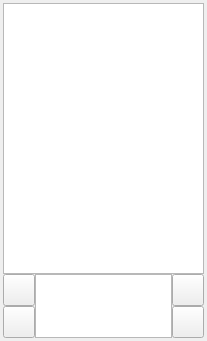
mdb42/omniverse, file gui/components/chat_interface_widget.ui: the form before one commit.
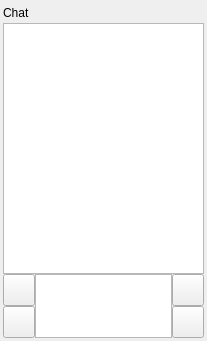
The form after the commit.

Diff of the .ui file:
```diff
--- a/gui/components/chat_interface_widget.ui
+++ b/gui/components/chat_interface_widget.ui
@@ -30,7 +30,7 @@
     <number>3</number>
    </property>
    <item row="0" column="0">
-    <layout class="QGridLayout" name="chat_interface_layout" rowstretch="1,0">
+    <layout class="QGridLayout" name="chat_interface_layout" rowstretch="1,0,0">
      <property name="leftMargin">
       <number>0</number>
      </property>
@@ -47,6 +47,28 @@
       <number>0</number>
      </property>
      <item row="1" column="1">
+      <widget class="QTextBrowser" name="chat_output_browser">
+       <property name="sizePolicy">
+        <sizepolicy hsizetype="Preferred" vsizetype="Expanding">
+         <horstretch>0</horstretch>
+         <verstretch>10</verstretch>
+        </sizepolicy>
+       </property>
+       <property name="minimumSize">
+        <size>
+         <width>0</width>
+         <height>0</height>
+        </size>
+       </property>
+       <property name="baseSize">
+        <size>
+         <width>100</width>
+         <height>100</height>
+        </size>
+       </property>
+      </widget>
+     </item>
+     <item row="2" column="1">
       <layout class="QHBoxLayout" name="chat_input_layout">
        <property name="spacing">
         <number>0</number>
@@ -256,26 +278,50 @@
       </layout>
      </item>
      <item row="0" column="1">
-      <widget class="QTextBrowser" name="chat_output_browser">
-       <property name="sizePolicy">
-        <sizepolicy hsizetype="Preferred" vsizetype="Expanding">
-         <horstretch>0</horstretch>
-         <verstretch>10</verstretch>
-        </sizepolicy>
-       </property>
+      <layout class="QHBoxLayout" name="horizontalLayout">
+       <item>
+        <widget class="QLabel" name="chat_label">
+         <property name="text">
+          <string>Chat</string>
+         </property>
+        </widget>
+       </item>
+       <item>
+        <spacer name="horizontalSpacer">
+         <property name="orientation">
+          <enum>Qt::Horizontal</enum>
+         </property>
+         <property name="sizeHint" stdset="0">
+          <size>
+           <width>40</width>
+           <height>20</height>
+          </size>
+         </property>
+        </spacer>
+       </item>
+       <item>
+        <widget class="QPushButton" name="chat_config_button">
        <property name="minimumSize">
         <size>
-         <width>0</width>
-         <height>0</height>
-        </size>
-       </property>
-       <property name="baseSize">
+           <width>20</width>
+           <height>20</height>
+          </size>
+         </property>
+         <property name="maximumSize">
         <size>
-         <width>100</width>
-         <height>100</height>
-        </size>
-       </property>
-      </widget>
+           <width>20</width>
+           <height>20</height>
+          </size>
+         </property>
+         <property name="text">
+          <string/>
+         </property>
+         <property name="flat">
+          <bool>true</bool>
+         </property>
+        </widget>
+       </item>
+      </layout>
      </item>
     </layout>
    </item>
```
Lines whose indentation alone changed are shown as unchanged.
